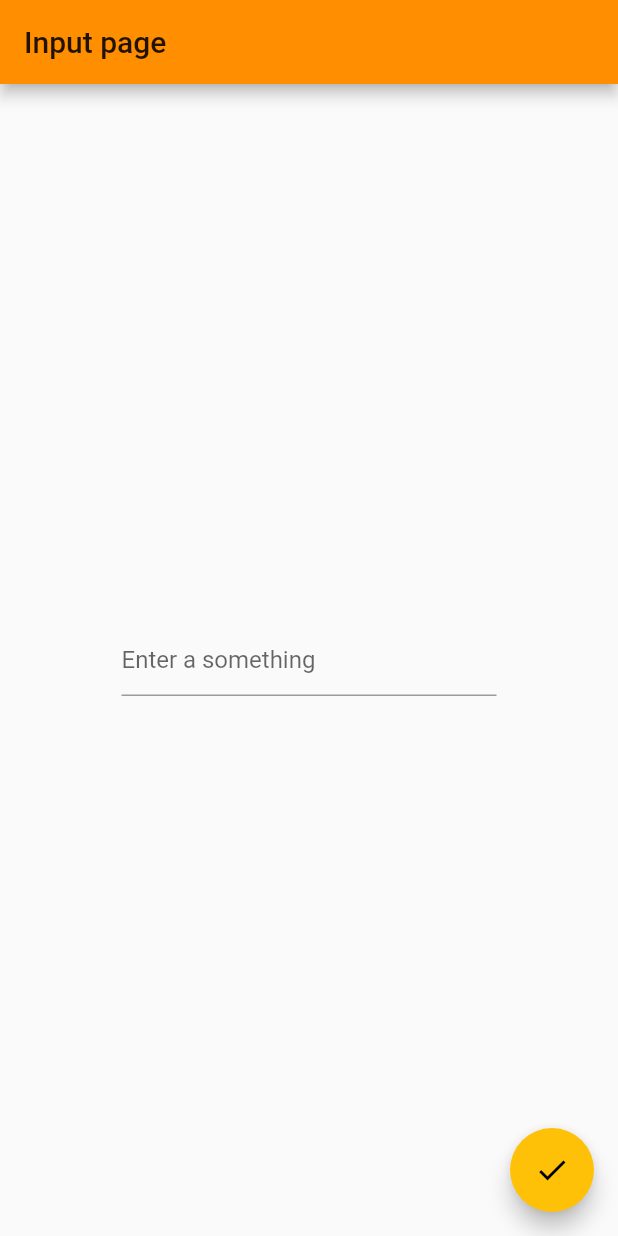
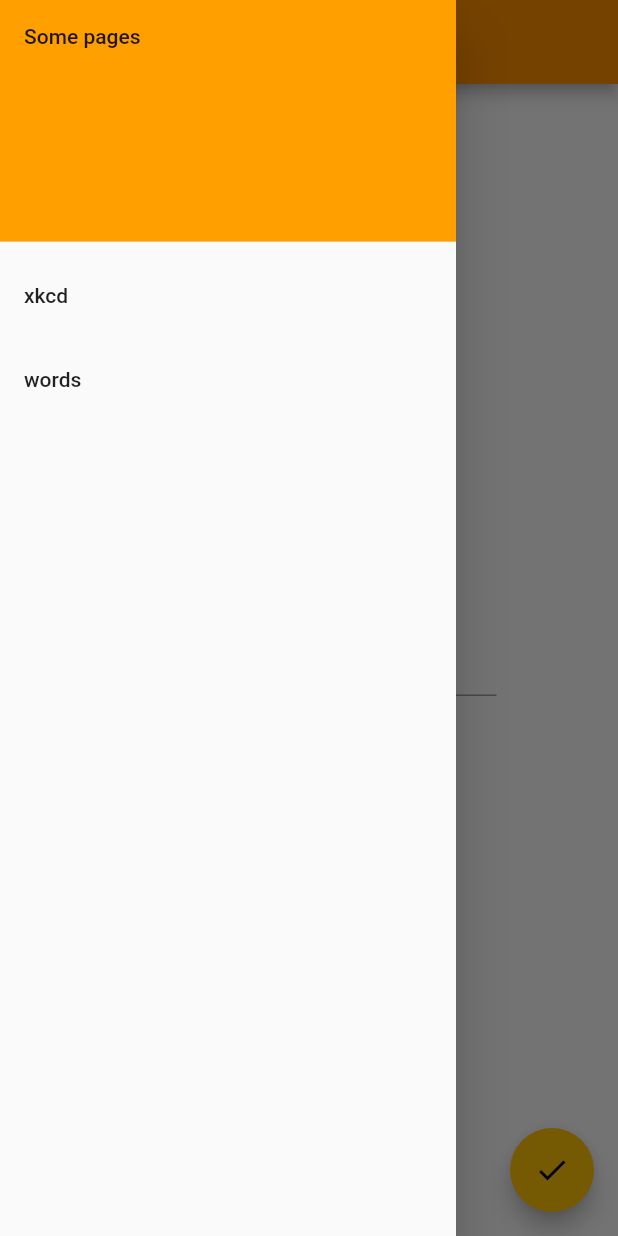
Before and after one commit to galathinius/mobile-app, a Flutter app: the screen it shows after launch, with the side drawer open (before the commit the screen has no drawer), on a phone screen of 412 x 824 dp. Run offline on Flutter 3.47's test engine with Material 2 defaults, Android fonts, the light colour scheme and no system bars.

Commit message:
add drawer

```diff
--- /dev/null
+++ b/flutter_app/lib/views/drawer.dart
@@ -0,0 +1,39 @@
+import 'package:flutter/material.dart';
+
+import '../routing_constants.dart';
+
+class DrawerWidget extends StatelessWidget {
+  DrawerWidget();
+
+  @override
+  Widget build(BuildContext context) {
+    return Drawer(
+      child: ListView(
+        // Important: Remove any padding from the ListView.
+        padding: EdgeInsets.zero,
+        children: <Widget>[
+          DrawerHeader(
+            child: Text('Some pages'),
+            decoration: BoxDecoration(
+              color: Colors.amber[700],
+            ),
+          ),
+          ListTile(
+            title: Text('xkcd'),
+            onTap: () {
+              // Update the state of the app
+              Navigator.pushReplacementNamed(context, ComicViewRoute);
+            },
+          ),
+          ListTile(
+            title: Text('words'),
+            onTap: () {
+              // Update the state of the app
+              Navigator.pushReplacementNamed(context, WordsViewRoute);
+            },
+          ),
+        ],
+      ),
+    );
+  }
+}
--- a/flutter_app/lib/views/input_view.dart
+++ b/flutter_app/lib/views/input_view.dart
@@ -1,4 +1,5 @@
 import 'package:flutter/material.dart';
+import 'package:flutter_app/views/drawer.dart';
 import '../routing_constants.dart';
 
 class InputView extends StatefulWidget {
@@ -40,6 +41,7 @@ class _InputViewState extends State<InputView> {
           width: 250,
         ),
       ),
+      drawer: DrawerWidget(),
       floatingActionButton: FloatingActionButton(
         onPressed: _pushShowText,
         tooltip: 'Done',
```
